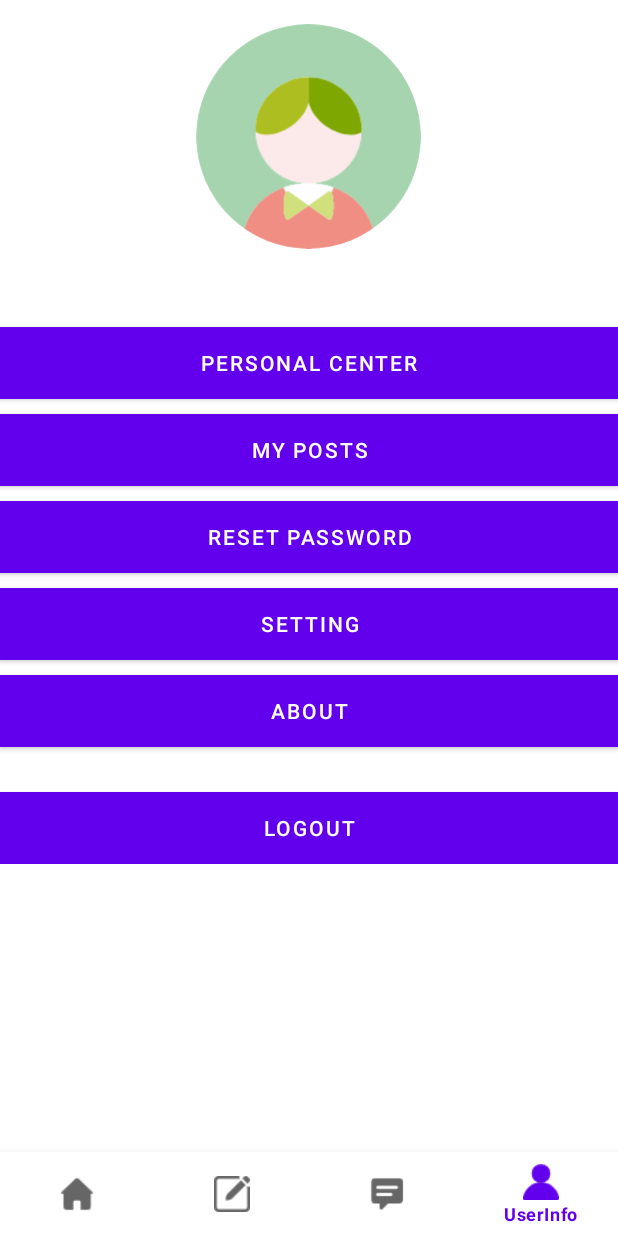
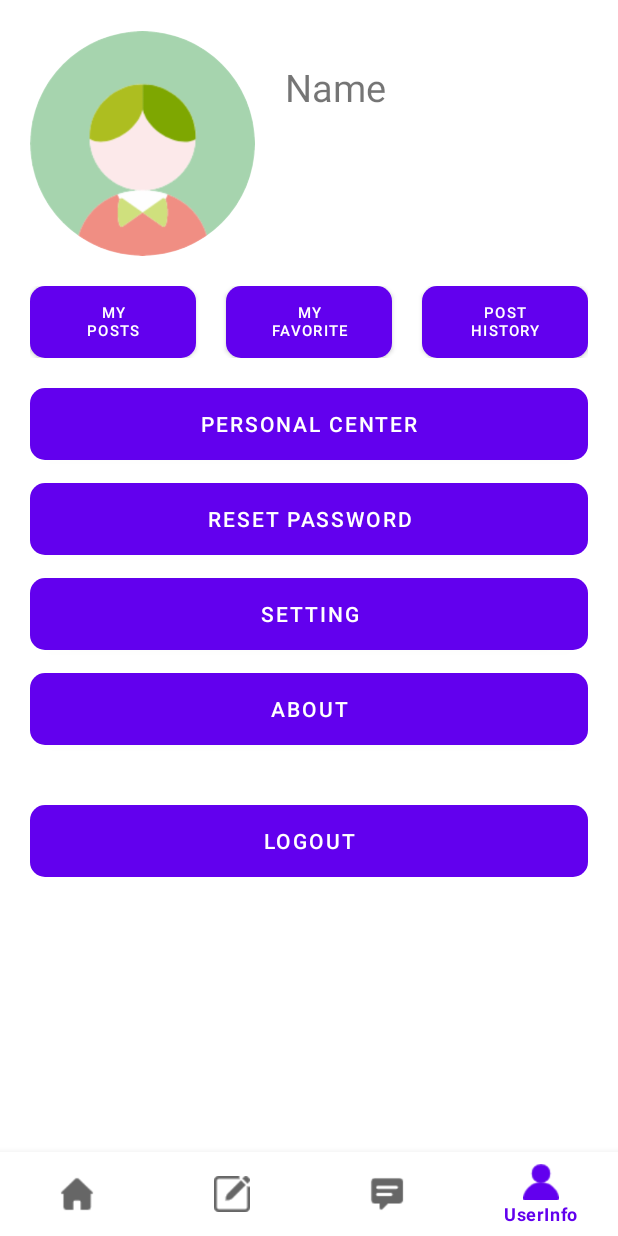
Before and after one commit to AlexCHENSiyu/CampusTransaction, an Android app: the UserInfoFragment screen opened through its navigation route, on a phone screen of 412 x 824 dp. Run offline under Robolectric (Android 15) with nearby library versions, the phone set to English and light mode, and no system bars; our stand-ins replace CircleImageView, data binding, navigation-ui; libraries missing offline, so code that uses them is left out: com.youth.banner; pictures from the network do not load; 8 statements that could not run were skipped.

Commit message:
User Info UI, Main page update.

```diff
--- a/app/src/main/java/com/example/campustransaction/api/MongodbApiService.kt
+++ b/app/src/main/java/com/example/campustransaction/api/MongodbApiService.kt
@@ -79,6 +79,9 @@ interface MongodbApiService {
     suspend fun apiClickPost(@Query("EmailAddress") EmailAddress:String,
                              @Query("PID") PID:String): ResponseBasic
 
+    @GET("get-post-history")
+    suspend fun apiClickPost(@Query("EmailAddress") EmailAddress:String): ResponsePosts
+
 }
 
 object MongodbApi {
--- a/app/src/main/java/com/example/campustransaction/ui/main/MainFragment.kt
+++ b/app/src/main/java/com/example/campustransaction/ui/main/MainFragment.kt
@@ -1,5 +1,6 @@
 package com.example.campustransaction.ui.main
 
+import android.graphics.Rect
 import android.os.Bundle
 import android.text.TextUtils
 import android.util.Log
@@ -11,6 +12,8 @@ import android.widget.Toast
 import androidx.fragment.app.Fragment
 import androidx.fragment.app.activityViewModels
 import androidx.navigation.findNavController
+import androidx.recyclerview.widget.RecyclerView
+import androidx.recyclerview.widget.RecyclerView.ItemDecoration
 import com.bumptech.glide.Glide
 import com.bumptech.glide.load.resource.bitmap.RoundedCorners
 import com.bumptech.glide.request.RequestOptions
@@ -89,6 +92,9 @@ class MainFragment : Fragment(){
             }
         })
 
+        val spacingInPixels = resources.getDimensionPixelSize(R.dimen.spacing)
+        binding.recyclerPicture.addItemDecoration(SpacesItemDecoration(spacingInPixels))
+
         // 设置帖子列表
         viewModel.responseGetPosts.observe(viewLifecycleOwner){
             binding.swipeRefreshLayout.isRefreshing = false
@@ -97,7 +103,6 @@ class MainFragment : Fragment(){
                 val postList = viewModel.responseGetPosts.value!!.Posts
                 binding.recyclerPicture.adapter = context?.let { it1 -> postList?.let { it2 -> PostAdapter(it1, it2) } }
                 binding.recyclerPicture.setHasFixedSize(false)
-                //binding.recyclerPicture.addItemDecoration(SpaceItemDecoration(10))
 
                 (binding.recyclerPicture.adapter as PostAdapter?)?.setOnItemClickListener(object: PostAdapter.OnItemClickListener {
                     override fun onItemClick(view: View, position: Int) {
@@ -116,8 +121,22 @@ class MainFragment : Fragment(){
         }
 
 
-
         return binding.root
     }
 
 }
+
+class SpacesItemDecoration(private val space: Int) : ItemDecoration() {
+    override fun getItemOffsets(outRect: Rect, view: View, parent: RecyclerView, state: RecyclerView.State) {
+        outRect.left = space
+        outRect.right = space
+        outRect.bottom = space
+
+//        // Add top margin only for the first item to avoid double space between items
+//        if (parent.getChildAdapterPosition(view) == 0) {
+//            outRect.top = space
+//        } else {
+//            outRect.top = 0
+//        }
+    }
+}
--- a/app/src/main/res/drawable-v24/btn_publish.xml
+++ /dev/null
@@ -1,5 +0,0 @@
-<?xml version="1.0" encoding="utf-8"?>
-<shape xmlns:android="http://schemas.android.com/apk/res/android">
-    <solid android:color="@color/colorOrange"/>
-    <corners android:radius="10dp"/>
-</shape>
--- /dev/null
+++ b/app/src/main/res/drawable-v24/round_button.xml
@@ -0,0 +1,5 @@
+<shape xmlns:android="http://schemas.android.com/apk/res/android"
+    android:shape="rectangle">
+    <corners android:radius="10dp" />
+    <solid android:color="#D52BD5" />
+</shape>
--- a/app/src/main/res/layout/fragment_user_info.xml
+++ b/app/src/main/res/layout/fragment_user_info.xml
@@ -17,83 +17,137 @@
         <LinearLayout
             android:layout_width="match_parent"
             android:layout_height="wrap_content"
+            android:layout_marginTop="20dp"
+            android:layout_marginStart="20dp"
+            android:layout_marginEnd="20dp"
             android:layout_marginBottom="0dp"
             android:gravity="top"
             android:orientation="vertical"
             tools:context=".ui.userInfo.UserInfoFragment">
 
-            <!-- <de.hdodenhof.circleimageview.CircleImageView -->
+            <RelativeLayout
+                android:layout_width="match_parent"
+                android:layout_height="wrap_content">
+
                 <de.hdodenhof.circleimageview.CircleImageView
                     android:id="@+id/headPortrait"
                     android:layout_width="150dp"
                     android:layout_height="150dp"
                     android:layout_gravity="center"
                     android:contentDescription="@string/head_portrait"
-                android:layout_marginTop="15dp"
                     android:src="@drawable/my_avatar" />
+
+                <TextView
+                    android:id="@+id/my_name"
+                    android:layout_width="match_parent"
+                    android:layout_height="wrap_content"
+                    android:layout_marginStart="20dp"
+                    android:layout_marginTop="20dp"
+                    android:layout_toEndOf="@+id/headPortrait"
+                    android:gravity="left"
+                    android:text="Name"
+                    android:textSize="25sp" />
 
                 <TextView
                     android:id="@+id/my_emailAddress"
                     android:layout_width="match_parent"
                     android:layout_height="wrap_content"
-                android:gravity="center"
-                android:padding="10dp"
+                    android:layout_below="@+id/my_name"
+                    android:layout_marginStart="20dp"
+                    android:layout_marginTop="20dp"
+                    android:layout_toEndOf="@+id/headPortrait"
+                    android:gravity="left"
                     android:text="@string/email_address"
-                android:textSize="16sp" />
+                    android:textSize="15sp" />
+            </RelativeLayout>
+
+            <LinearLayout
+                android:layout_width="match_parent"
+                android:layout_height="wrap_content"
+                android:layout_marginTop="20dp"
+                android:gravity="top"
+                android:orientation="horizontal"
+                tools:context=".ui.userInfo.UserInfoFragment">
+
+                <Button
+                    android:id="@+id/button_my_posts"
+                    android:layout_width="85sp"
+                    android:layout_height="wrap_content"
+                    android:layout_marginEnd="10dp"
+                    android:layout_weight="1"
+                    android:background="@drawable/round_button"
+                    android:drawableStart="@drawable/my_released"
+                    android:text="@string/my_posts"
+                    android:textSize="10sp"/>
+
+                <Button
+                    android:id="@+id/button_my_favorite"
+                    android:layout_width="85sp"
+                    android:layout_height="wrap_content"
+                    android:layout_marginStart="10dp"
+                    android:layout_marginEnd="10dp"
+                    android:layout_weight="1"
+                    android:background="@drawable/round_button"
+                    android:drawableStart="@drawable/my_released"
+                    android:text="@string/favorite"
+                    android:textSize="10sp" />
+
+                <Button
+                    android:id="@+id/button_post_history"
+                    android:layout_width="85sp"
+                    android:layout_height="wrap_content"
+                    android:layout_marginStart="10dp"
+                    android:layout_weight="1"
+                    android:background="@drawable/round_button"
+                    android:drawableStart="@drawable/my_released"
+                    android:text="@string/post_history"
+                    android:textSize="10sp" />
+            </LinearLayout>
 
             <Button
                 android:id="@+id/button_personal_center"
                 android:layout_width="match_parent"
                 android:layout_height="wrap_content"
-                android:background="@color/colorWhite"
+                android:background="@drawable/round_button"
                 android:drawableStart="@drawable/my_released"
-                android:layout_marginTop="10dp"
+                android:layout_marginTop="20dp"
                 android:text="@string/personal_center" />
-
-            <Button
-                android:id="@+id/button_my_posts"
-                android:layout_width="match_parent"
-                android:layout_height="wrap_content"
-                android:background="@color/colorWhite"
-                android:drawableStart="@drawable/my_released"
-                android:layout_marginTop="10dp"
-                android:text="@string/my_posts" />
 
             <Button
                 android:id="@+id/button_reset_password"
                 android:layout_width="match_parent"
                 android:layout_height="wrap_content"
-                android:background="@color/colorWhite"
+                android:background="@drawable/round_button"
                 android:drawableStart="@drawable/my_released"
-                android:layout_marginTop="10dp"
+                android:layout_marginTop="15dp"
                 android:text="@string/reset_password" />
 
             <Button
                 android:id="@+id/button_setting"
                 android:layout_width="match_parent"
                 android:layout_height="wrap_content"
-                android:background="@color/colorWhite"
+                android:background="@drawable/round_button"
                 android:drawableStart="@drawable/my_released"
-                android:layout_marginTop="10dp"
+                android:layout_marginTop="15dp"
                 android:text="@string/setting" />
 
             <Button
                 android:id="@+id/button_about"
                 android:layout_width="match_parent"
                 android:layout_height="wrap_content"
-                android:background="@color/colorWhite"
+                android:background="@drawable/round_button"
                 android:drawableStart="@drawable/my_released"
-                android:layout_marginTop="10dp"
+                android:layout_marginTop="15dp"
                 android:text="@string/about" />
 
             <Button
                 android:id="@+id/button_logout"
                 android:layout_width="match_parent"
                 android:layout_height="wrap_content"
-                android:background="@color/colorGreen"
+                android:background="@drawable/round_button"
                 android:text="@string/logout"
                 android:textColor="@color/colorWhite"
-                android:layout_marginTop="30dp"/>
+                android:layout_marginTop="40dp"/>
 
         </LinearLayout>
     </FrameLayout>
--- a/app/src/main/res/values/dimens.xml
+++ b/app/src/main/res/values/dimens.xml
@@ -3,4 +3,5 @@
     <dimen name="activity_horizontal_margin">16dp</dimen>
     <dimen name="activity_vertical_margin">16dp</dimen>
     <dimen name="fab_margin">16dp</dimen>
+    <dimen name="spacing">15dp</dimen>
 </resources>
--- a/app/src/main/res/values/strings.xml
+++ b/app/src/main/res/values/strings.xml
@@ -13,7 +13,7 @@
     <string name="verify">Verify</string>
     <string name="logout">Logout</string>
     <string name="user_information">User Information</string>
-    <string name="my_posts">My posts</string>
+    <string name="my_posts">My\nposts</string>
     <string name="about">About</string>
     <string name="default_name">Default name</string>
     <string name="head_portrait">headPortrait</string>
@@ -79,4 +79,6 @@
     <string name="labels">Choose\nLabels</string>
     <string name="Tutorial_for_Beginners">Tutorial for Beginners\n\n \t\t1. Welcome to HKUST Campus Transaction! If you would like to search for an item, please enter the name in the search field on the home page and you will see all the items currently for sale.\n\n \t\t2. If you have an item you would like to trade, please click on posts in the toolbar below, then upload the item details and image, click submit and your item will appear in our store.\n\n \t\t3. When you are interested in an item you have the option to initiate a private chat with the seller. All chat messages can be viewed in the toolbar under Message.\n\n \t\t4. If you have forgotten your password, you can reset it using the email address you provided when you registered. Please be assured that the email address you provide will only be used within the app.\n\n \t\t5. If you wish to view or amend your personal information, you can do so by clicking on UserInfo in the toolbar. All personal information can be known and modified in UserInfo.\n\n</string>
     <string name="Community_Convention">\t\t1. The community is set up to facilitate HKUST students and no one is allowed to use the platform to make a profit from secondary sales.\n\n \t\t2. Neither buyers nor sellers are allowed to disclose any personal information about the other.\n\n \t\t3. No uncivilized language is allowed in the community.\n\n \t\t4. All rights to this software are reserved to the creative team.\n\n</string>
+    <string name="favorite">my\nfavorite</string>
+    <string name="post_history">Post\nHistory</string>
 </resources>
```
Also changed, not shown: app/src/main/res/drawable/ic_dashboard_black_24dp.xml (deleted, +0 -9 lines), app/src/main/res/drawable/ic_home_black_24dp.xml (deleted, +0 -9 lines), app/src/main/res/drawable/ic_notifications_black_24dp.xml (deleted, +0 -9 lines), app/src/main/res/layout/item_post.xml (+30 -23 lines). Lines whose indentation alone changed are shown as unchanged.
